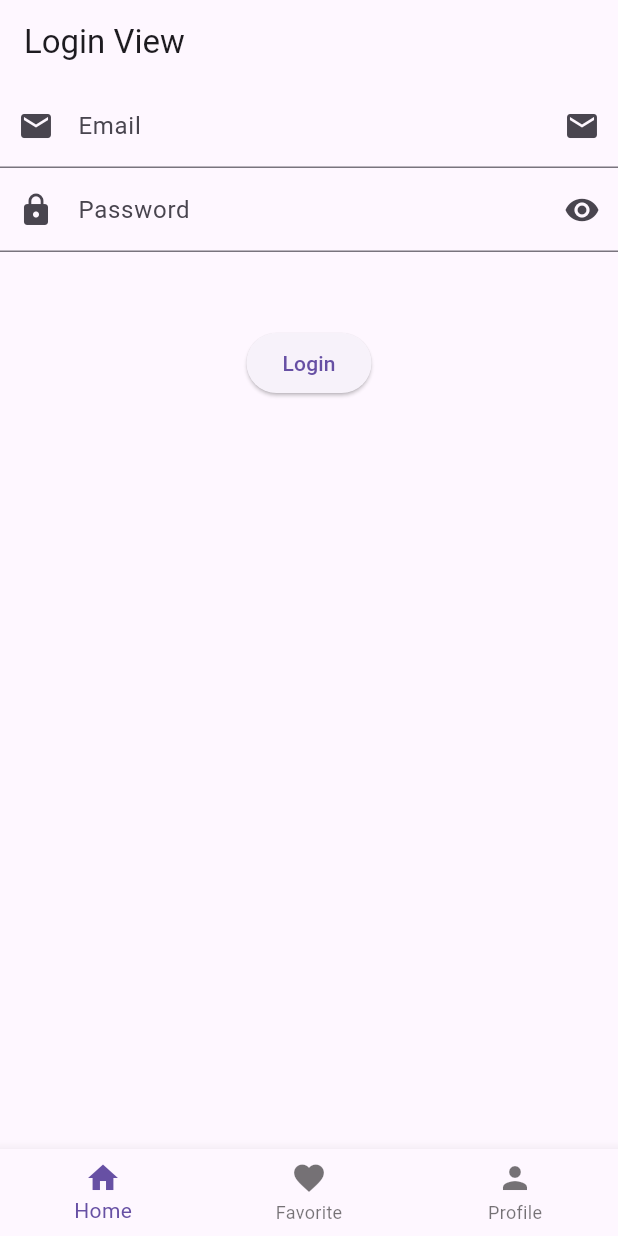
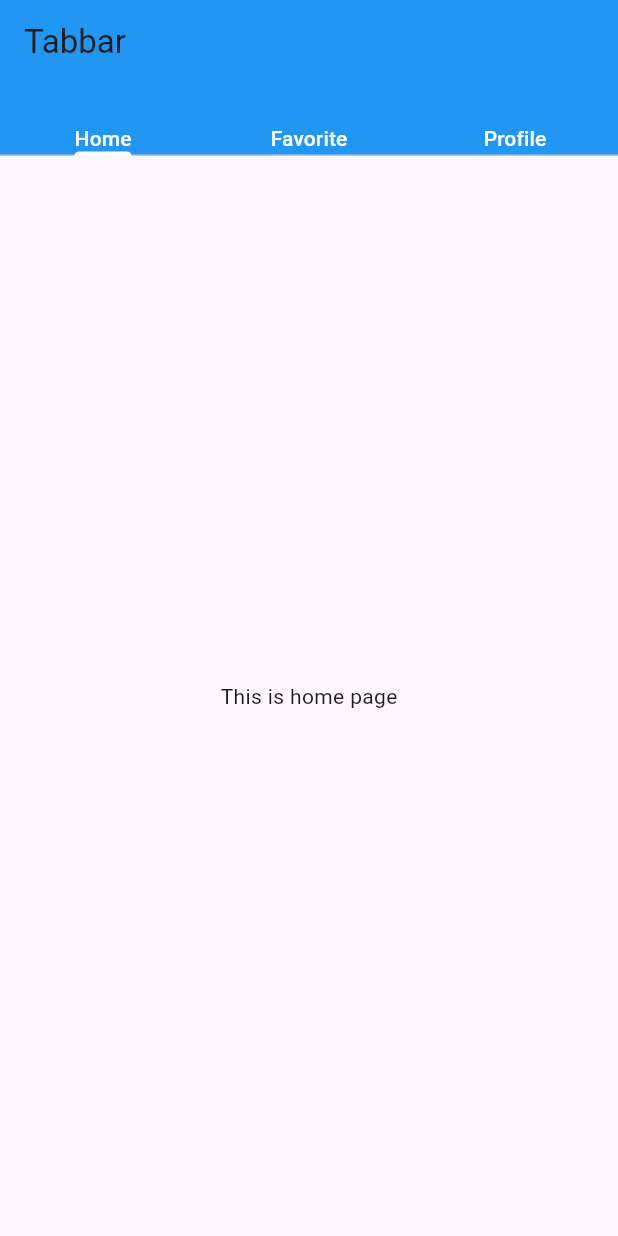
Before and after one commit to MuhammadAliKust/SaadAliProject, a Flutter app: the screen it shows after launch, on a phone screen of 412 x 824 dp. Run offline on Flutter 3.47's test engine with Material 3 defaults, Android fonts, the light colour scheme and no system bars; our stand-ins replace smooth_page_indicator.

Commit message:
Tabbar Done

```diff
--- a/lib/bottom_nav_bar.dart
+++ b/lib/bottom_nav_bar.dart
@@ -1,7 +1,8 @@
 import 'package:flutter/material.dart';
-import 'package:saad_ali/login_view.dart';
-import 'package:saad_ali/notification_screen.dart';
 import 'package:saad_ali/single_selection_view.dart';
+
+import 'login_view.dart';
+import 'notification_screen.dart';
 
 class BottomNavBarView extends StatefulWidget {
   const BottomNavBarView({super.key});
--- a/lib/main.dart
+++ b/lib/main.dart
@@ -8,6 +8,7 @@ import 'package:saad_ali/network_image.dart';
 import 'package:saad_ali/notification_screen.dart';
 import 'package:saad_ali/page_view_builder.dart';
 import 'package:saad_ali/single_selection_view.dart';
+import 'package:saad_ali/tabbar_view.dart';
 
 import 'column_row.dart';
 
@@ -22,7 +23,7 @@ class MyApp extends StatelessWidget {
   Widget build(BuildContext context) {
     return MaterialApp(
       debugShowCheckedModeBanner: false,
-      home: BottomNavBarView(),
+      home: TabbarViewDemo(),
     );
   }
 }
--- /dev/null
+++ b/lib/tabbar_view.dart
@@ -0,0 +1,30 @@
+import 'package:flutter/material.dart';
+
+class TabbarViewDemo extends StatelessWidget {
+  const TabbarViewDemo({super.key});
+
+  @override
+  Widget build(BuildContext context) {
+    return DefaultTabController(
+      length: 3,
+      child: Scaffold(
+        appBar: AppBar(
+          backgroundColor: Colors.blue,
+          title: Text("Tabbar"),
+          bottom: TabBar(
+              indicatorColor: Colors.white,
+              tabs: [
+            Text("Home",style: TextStyle(color: Colors.white),),
+            Text("Favorite",style: TextStyle(color: Colors.white),),
+            Text("Profile",style: TextStyle(color: Colors.white),),
+          ]),
+        ),
+        body: TabBarView(children: [
+          Center(child: Text("This is home page"),),
+          Center(child: Text("This is favorite page"),),
+          Center(child: Text("This is profile page"),),
+        ]),
+      ),
+    );
+  }
+}
```
